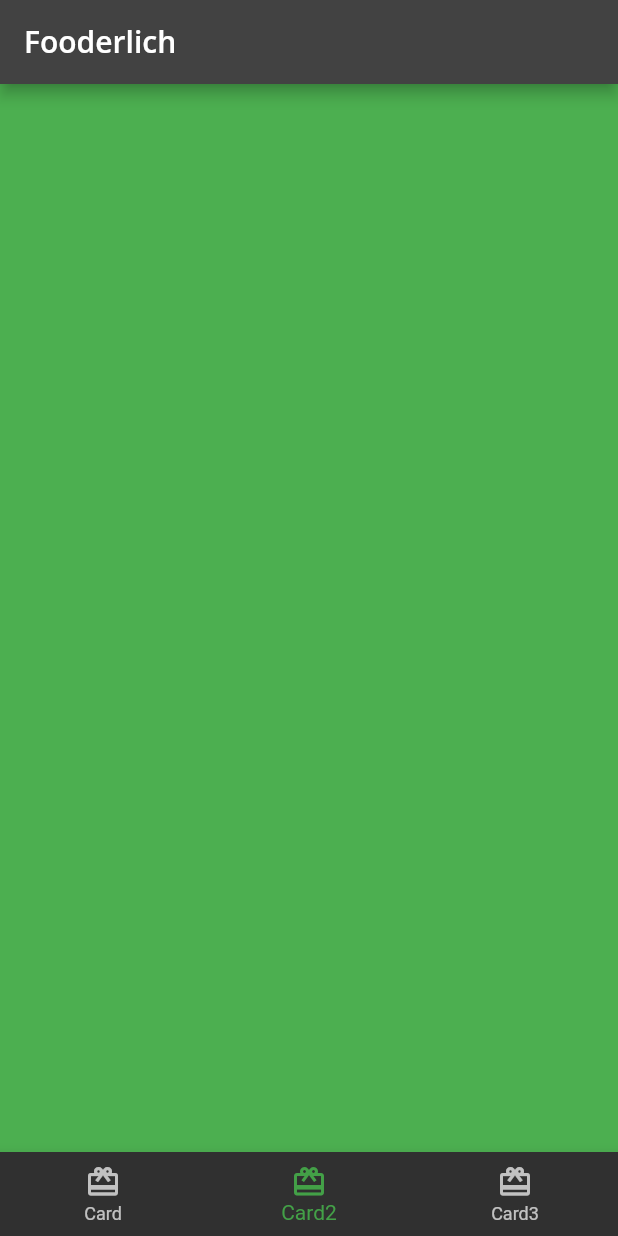
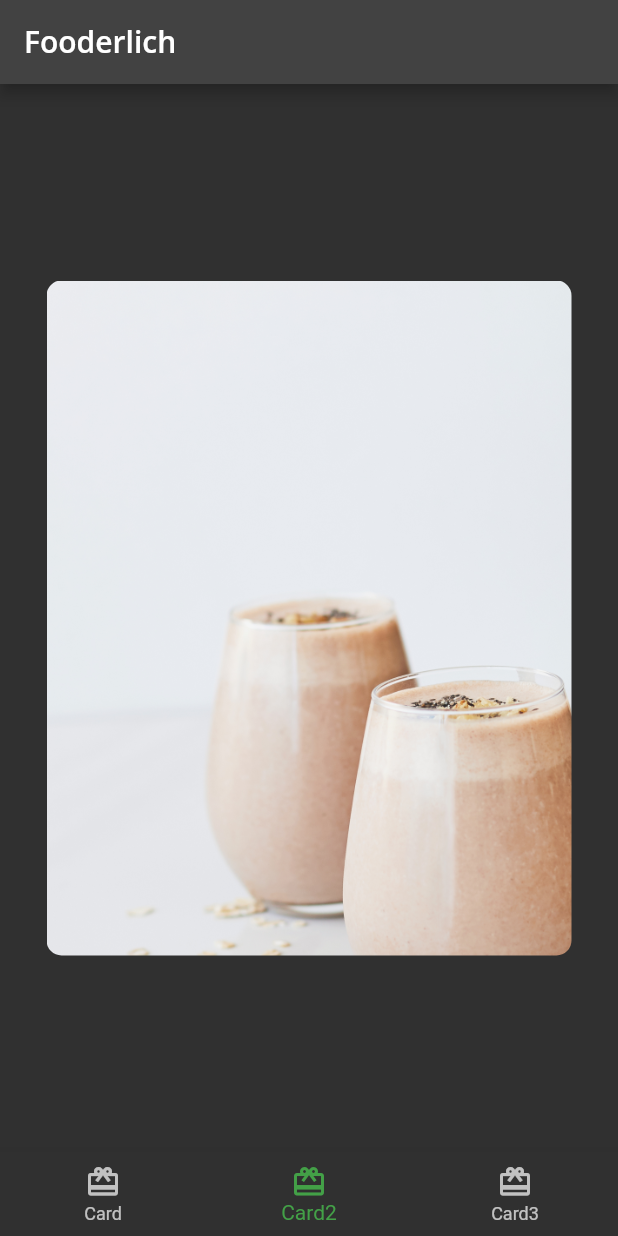
Before and after one commit to blessed-sibanda/fooderlich, a Flutter app: the screen it shows after launch, item 2 of the bottom bar chosen, on a phone screen of 412 x 824 dp. Run offline on Flutter 3.47's test engine with Material 2 defaults, Android fonts, the phone set to English and light mode, and no system bars; our stand-ins replace google_fonts.

```diff
--- /dev/null
+++ b/lib/card2.dart
@@ -0,0 +1,24 @@
+import 'package:flutter/material.dart';
+
+class Card2 extends StatelessWidget {
+  const Card2({Key? key}) : super(key: key);
+
+  @override
+  Widget build(BuildContext context) {
+    return Center(
+      child: Container(
+        constraints: const BoxConstraints.expand(width: 350, height: 450),
+        decoration: const BoxDecoration(
+            image: DecorationImage(
+                image: AssetImage('assets/mag5.png'), fit: BoxFit.cover),
+            borderRadius: BorderRadius.all(Radius.circular(10.0))),
+        child: Column(
+          children: [
+            // TODO 1: add author information
+            // TODO 4: add Positioned text
+          ],
+        ),
+      ),
+    );
+  }
+}
--- a/lib/home.dart
+++ b/lib/home.dart
@@ -1,5 +1,6 @@
 import 'package:flutter/material.dart';
 import 'package:fooderlich/card1.dart';
+import 'package:fooderlich/card2.dart';
 
 class Home extends StatefulWidget {
   const Home({Key? key}) : super(key: key);
@@ -13,9 +14,7 @@ class _HomeState extends State<Home> {
 
   static List<Widget> pages = <Widget>[
     Card1(),
-    Container(
-      color: Colors.green,
-    ),
+    Card2(),
     Container(
       color: Colors.blue,
     ),
```
